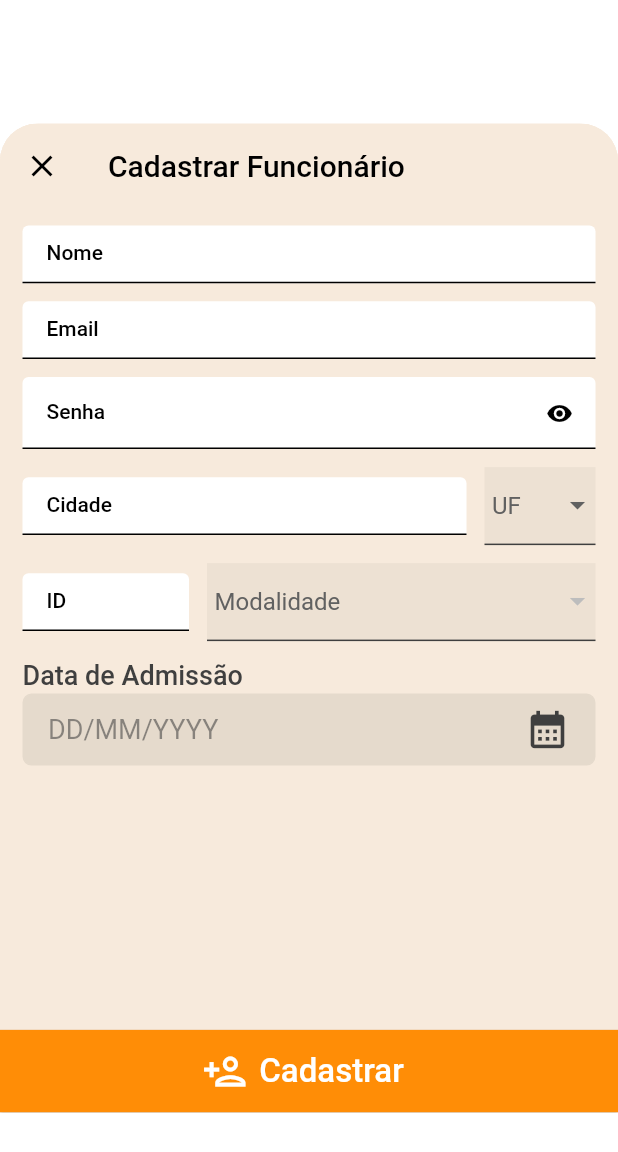
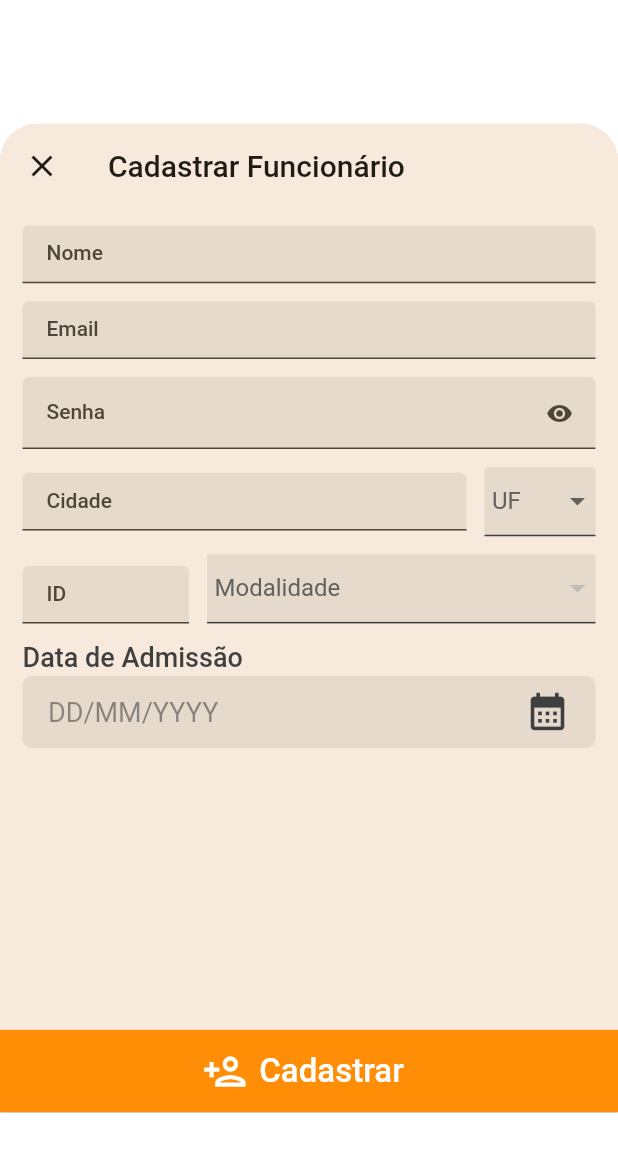
Before and after one commit to DFerias/app, a Flutter app: the ModalSheetCadastroFuncionario screen opened directly, on a phone screen of 412 x 824 dp. Shown: the top 1152 px of the screen. Run offline on Flutter 3.47's test engine with Material 2 defaults, Android fonts, the phone set to English and light mode, and no system bars; our stand-ins replace bloc, dio, flutter_bloc, flutter_colorpicker, fluttertoast, shared_preferences; missing offline and left inert: dio_http_cache; accounts and stored records are empty.

Commit message:
fix: ajuste na cor do textField, dropdownButton e Datepicker

```diff
--- a/lib/data/datasources/auth_remote_datasource.dart
+++ b/lib/data/datasources/auth_remote_datasource.dart
@@ -1,5 +1,6 @@
 import 'dart:convert';
 import 'dart:developer';
+import 'package:app/shared/constantes.dart';
 import 'package:http/http.dart' as http;
 
 class AuthRemoteDatasource {
@@ -8,7 +9,7 @@ class AuthRemoteDatasource {
   Future<dynamic> login(String email, String password) async {
     try {
       final response = await http.post(
-        Uri.parse('http://10.0.2.2:8000/api/auth'),
+        Uri.parse('$urlApi/api/auth'),
         headers: {
           'Content-Type': 'application/json',
         },
--- a/lib/data/datasources/cadastro_equipe_datasource.dart
+++ b/lib/data/datasources/cadastro_equipe_datasource.dart
@@ -17,7 +17,7 @@ class CadastroEquipeDatasource {
 
     try {
       final response = await http.post(
-        Uri.parse('http://10.0.2.2:8000/api/equipe'),
+        Uri.parse('$urlApi/api/equipe'),
         headers: {
           'Content-Type': 'application/json',
           'Authorization': '${App().token}',
--- a/lib/data/datasources/cadastro_funcionario_datasource.dart
+++ b/lib/data/datasources/cadastro_funcionario_datasource.dart
@@ -8,7 +8,7 @@ class CadastroFuncionarioDatasource {
   Future cadastrarFuncionario(FuncionarioModel funcionario) async {
     try {
       final response = await http.post(
-        Uri.parse('http://10.0.2.2:8000/api/user/new'),
+        Uri.parse('$urlApi/api/user/new'),
         headers: {
           'Content-Type': 'application/json',
           'Authorization': '${App().token}',
--- a/lib/data/datasources/listar_ferias_datasource.dart
+++ b/lib/data/datasources/listar_ferias_datasource.dart
@@ -17,7 +17,7 @@ class ListarFeriasDatasource {
   Future listarFeriasGeral() async {
     try {
       final response = await App.dio.get(
-        'http://10.0.2.2:8000/api/ferias',
+        '$urlApi/api/ferias',
         options: App().cacheOptions(),
       );
 
--- a/lib/data/datasources/listar_modalidades_datasource.dart
+++ b/lib/data/datasources/listar_modalidades_datasource.dart
@@ -1,4 +1,4 @@
-import 'package:app/services/app.dart';
+import 'package:app/index.dart';
 
 class ListarModalidadesDatasource {
   static final ListarModalidadesDatasource instance = ListarModalidadesDatasource();
@@ -6,7 +6,7 @@ class ListarModalidadesDatasource {
   Future listarModalidade() async {
     try {
       final response = await App.dio.get(
-        'http://10.0.2.2:8000/api/perfil',
+        '$urlApi/api/perfil',
         options: App().cacheOptions(),
       );
 
--- a/lib/data/datasources/solicatacao_ferias_datasource.dart
+++ b/lib/data/datasources/solicatacao_ferias_datasource.dart
@@ -14,7 +14,7 @@ class SolicitacaoFeriasDatasource {
 
     try {
       final response = await http.post(
-        Uri.parse('http://10.0.2.2:8000/api/ferias'),
+        Uri.parse('$urlApi/api/ferias'),
         headers: {
           'Content-Type': 'application/json',
           'Authorization': '${App().token}',
--- a/lib/index.dart
+++ b/lib/index.dart
@@ -26,6 +26,7 @@ export 'package:app/screens/login_page.dart';
 export 'package:app/services/app.dart';
 export 'package:app/services/auth_service.dart';
 
+export 'package:app/shared/constantes.dart';
 export 'package:app/shared/date_picker_widget.dart';
 export 'package:app/shared/dialogs.dart';
 export 'package:app/shared/loading.dart';
--- a/lib/screens/home_page.dart
+++ b/lib/screens/home_page.dart
@@ -1,7 +1,6 @@
 import 'package:app/index.dart';
 import 'package:flutter/material.dart';
 import 'package:flutter_bloc/flutter_bloc.dart';
-import 'package:intl/intl.dart';
 
 class HomePage extends StatefulWidget {
   const HomePage({super.key});
@@ -323,7 +322,7 @@ class _HomePageState extends State<HomePage> {
                             ),
                           ),
                           TextSpan(
-                            text: DateFormat('dd/MM/yyyy').format(DateFormat('yyyy-MM-dd').parse(solFerias.ferias!.inicio.toString())),
+                            text: solFerias.ferias!.inicio,
                             style: const TextStyle(
                               fontSize: 16.0,
                               color: Color(0xFF3F3F3F),
@@ -344,7 +343,7 @@ class _HomePageState extends State<HomePage> {
                             ),
                           ),
                           TextSpan(
-                            text: DateFormat('dd/MM/yyyy').format(DateFormat('yyyy-MM-dd').parse(solFerias.ferias!.fim.toString())),
+                            text: solFerias.ferias!.fim,
                             style: const TextStyle(
                               fontSize: 16.0,
                               color: Color(0xFF3F3F3F),
--- /dev/null
+++ b/lib/shared/constantes.dart
@@ -0,0 +1 @@
+const urlApi = 'http://tcp-mo6.mogenius.io:63501';
--- a/lib/shared/drop_down_button.dart
+++ b/lib/shared/drop_down_button.dart
@@ -29,9 +29,9 @@ class _DropDownButtonState extends State<DropDownButton> {
       children: [
         Container(
           width: double.infinity,
-          height: 52.0,
+          height: 46.1,
           decoration: BoxDecoration(
-            color: const Color(0xFFEDE1D3),
+            color: const Color(0xFFE5DACC),
             border: Border(bottom: BorderSide(color: widget.validate == false ? Colors.red : const Color(0xFF3F3F3F))),
           ),
           child: DropdownButtonHideUnderline(
--- a/lib/shared/modal_cadastro_funcionario.dart
+++ b/lib/shared/modal_cadastro_funcionario.dart
@@ -30,8 +30,6 @@ class ModalSheetCadastroFuncionarioState extends State<ModalSheetCadastroFuncion
   final _senha = TextEditingController();
   final _cidade = TextEditingController();
   final _idEquipe = TextEditingController();
-  // DateTime? _dataAdmis;
-  bool? _ufValida;
 
   Map<String, String>? _listaModalidades;
 
@@ -112,6 +110,7 @@ class ModalSheetCadastroFuncionarioState extends State<ModalSheetCadastroFuncion
           ),
           const SizedBox(height: 12.0),
           Row(
+            crossAxisAlignment: CrossAxisAlignment.end,
             children: [
               Expanded(
                 flex: 3,
@@ -200,6 +199,7 @@ class ModalSheetCadastroFuncionarioState extends State<ModalSheetCadastroFuncion
         label: const Text('ID'),
         floatingLabelStyle: TextStyle(fontSize: 18.0, color: Colors.grey[700]),
         filled: true,
+        fillColor: const Color(0xFFE5DACC),
         focusedBorder: const UnderlineInputBorder(
           borderSide: BorderSide(color: Colors.orange),
         ),
@@ -291,14 +291,4 @@ class ModalSheetCadastroFuncionarioState extends State<ModalSheetCadastroFuncion
       },
     );
   }
-
-  /* _validarUf() {
-    setState(() {
-      if (_ufValida != null) {
-        _ufValida = true;
-      } else {
-        _ufValida = false;
-      }
-    });
-  } */
 }
--- a/lib/shared/text_field_widget.dart
+++ b/lib/shared/text_field_widget.dart
@@ -34,6 +34,7 @@ class TextFieldWidget extends StatelessWidget {
         label: Text(label ?? ''),
         floatingLabelStyle: TextStyle(fontSize: 18.0, color: Colors.grey[700]),
         filled: true,
+        fillColor: const Color(0xFFE5DACC),
         focusedBorder: const UnderlineInputBorder(
           borderSide: BorderSide(color: Colors.orange),
         ),
```
Also changed, not shown: lib/app_widget.dart (+6 -1 lines), lib/data/models/solicitacao_ferias_model.dart (+7 -6 lines), pubspec.lock.
